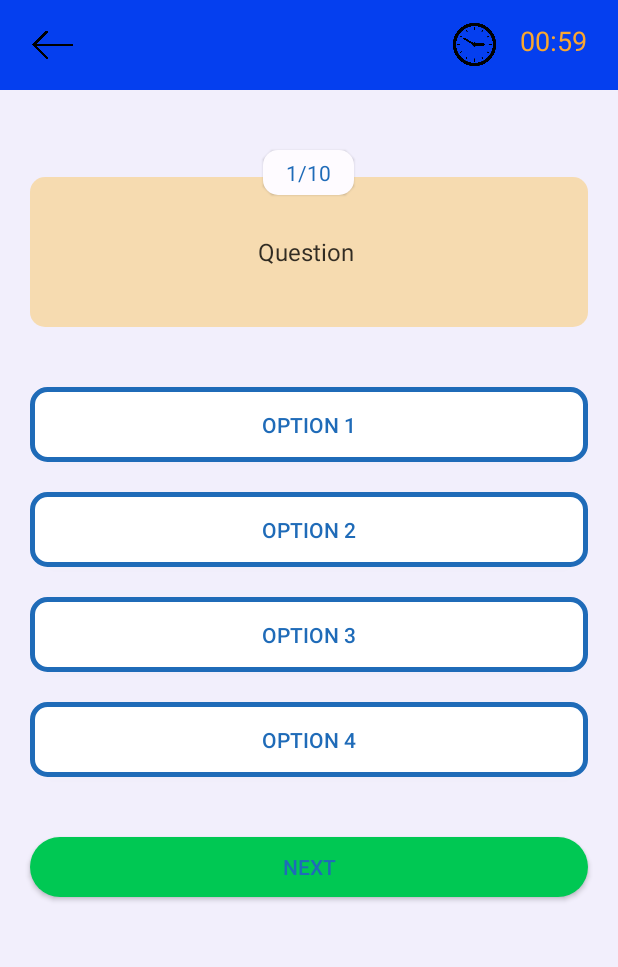
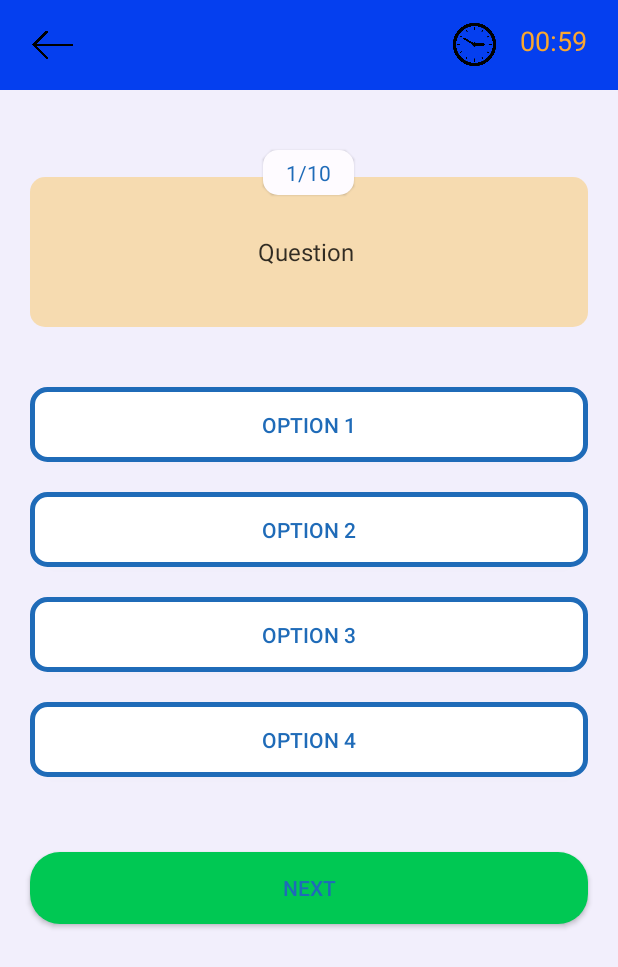
Before and after one commit to SfShev/Quiz, an Android app: the QuizActivity screen opened directly, with no data from a screen before it, on a phone screen of 412 x 824 dp. Shown: the top 967 px of the screen. Run offline under Robolectric (Android 15) with nearby library versions, the phone set to English and light mode, and no system bars.

Commit message:
made a layout of the quiz window (fixed a bug btn "nextBtn")

```diff
--- a/app/src/main/res/layout/activity_quiz.xml
+++ b/app/src/main/res/layout/activity_quiz.xml
@@ -138,9 +138,9 @@
     <androidx.appcompat.widget.AppCompatButton
         android:id="@+id/nextBtn"
         android:layout_width="match_parent"
-        android:layout_height="40dp"
+        android:layout_height="48dp"
         android:layout_marginStart="20dp"
-        android:layout_marginTop="40dp"
+        android:layout_marginTop="50dp"
         android:layout_marginEnd="20dp"
         android:background="@drawable/round_back_green20"
         android:text="Next"
```
